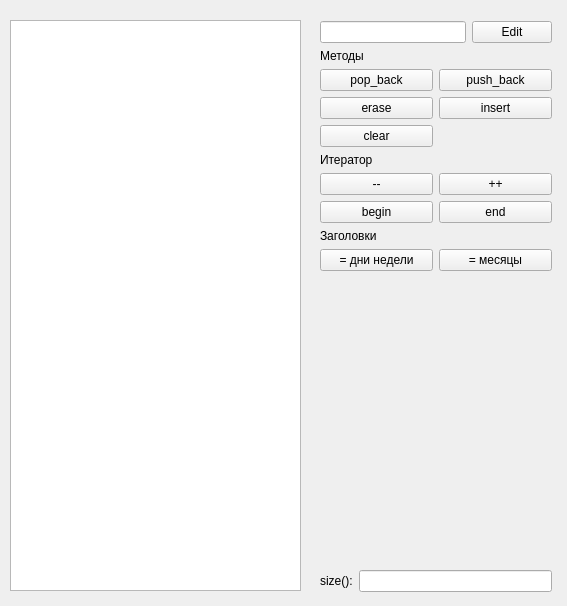
This is sprint4/Tems20_25lesson5_10/vector-emulator-02/submission/mainwindow.ui in gitVictors/green as Qt 5 draws it before an edit. The edited form follows.
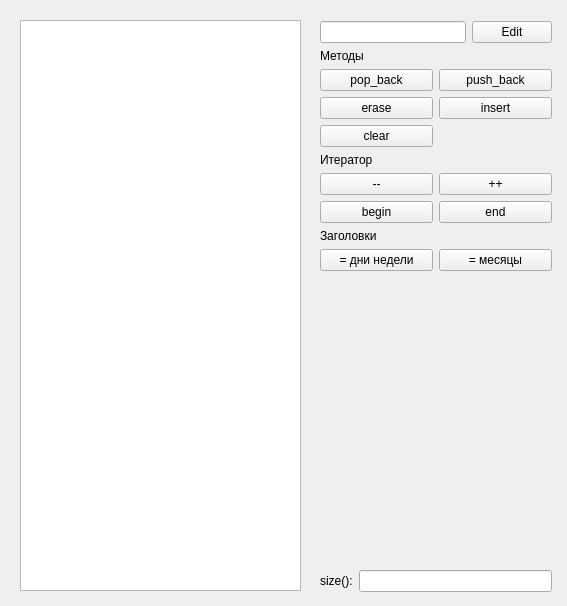
This is the edited form.

The edit to the form file:
```diff
--- a/sprint4/Tems20_25lesson5_10/vector-emulator-02/submission/mainwindow.ui
+++ b/sprint4/Tems20_25lesson5_10/vector-emulator-02/submission/mainwindow.ui
@@ -14,17 +14,7 @@
    <string>std::vector demo</string>
   </property>
   <widget class="QWidget" name="centralwidget">
-   <widget class="QListWidget" name="list_widget">
-    <property name="geometry">
-     <rect>
-      <x>10</x>
-      <y>20</y>
-      <width>291</width>
-      <height>571</height>
-     </rect>
-    </property>
-   </widget>
-   <widget class="QWidget" name="">
+   <widget class="QWidget" name="layoutWidget">
     <property name="geometry">
      <rect>
       <x>320</x>
@@ -175,6 +165,16 @@
      </item>
     </layout>
    </widget>
+   <widget class="QListWidget" name="list_widget">
+    <property name="geometry">
+     <rect>
+      <x>20</x>
+      <y>20</y>
+      <width>281</width>
+      <height>571</height>
+     </rect>
+    </property>
+   </widget>
   </widget>
  </widget>
  <resources/>
```
Left out of the diff: 2 changed lines with no effect on the pictures.
